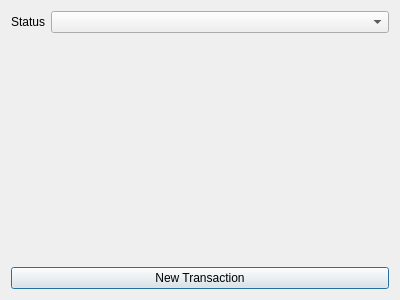
This is Widgets/BillEditorDialog.ui in asynts/QtAccounting as Qt 5 draws it before an edit. The edited form follows.
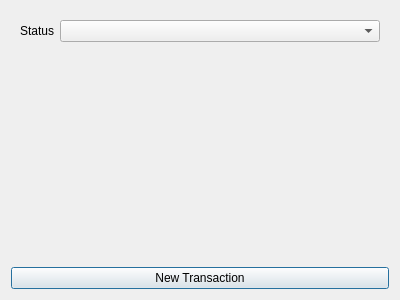
This is the edited form.

Commit message:
Debug: It is the form layout that expands
My understanding is that the 'm_container_QWidget' should grow since it
has it's size policy set to expanding.

What changed in the file:
```diff
--- a/Widgets/BillEditorDialog.ui
+++ b/Widgets/BillEditorDialog.ui
@@ -18,10 +18,8 @@
   </property>
   <layout class="QVBoxLayout" name="verticalLayout">
    <item>
-    <layout class="QFormLayout" name="formLayout">
-     <property name="sizeConstraint">
-      <enum>QLayout::SetDefaultConstraint</enum>
-     </property>
+    <widget class="QWidget" name="formWidget" native="true">
+     <layout class="QFormLayout" name="formLayout_2">
      <item row="0" column="0">
       <widget class="QLabel" name="label">
        <property name="text">
@@ -33,13 +31,14 @@
       <widget class="QComboBox" name="m_status_QComboBox"/>
      </item>
     </layout>
+    </widget>
    </item>
    <item>
     <widget class="QWidget" name="m_container_QWidget" native="true">
      <property name="sizePolicy">
       <sizepolicy hsizetype="Preferred" vsizetype="Expanding">
        <horstretch>0</horstretch>
-       <verstretch>0</verstretch>
+       <verstretch>1</verstretch>
       </sizepolicy>
      </property>
     </widget>
```
Left out of the diff: 1 changed line with no effect on the pictures. Lines whose indentation alone changed are shown as unchanged. The commit also changes 5 other files.
